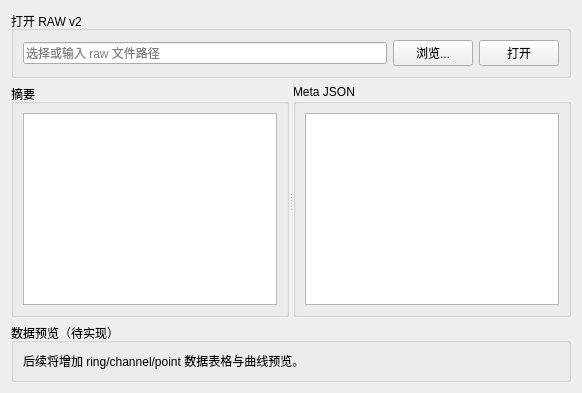
Qt form apps/hmi_qt/raw_viewer_widget.ui (xiaoan537/hmi_measure_mysql) before a commit.
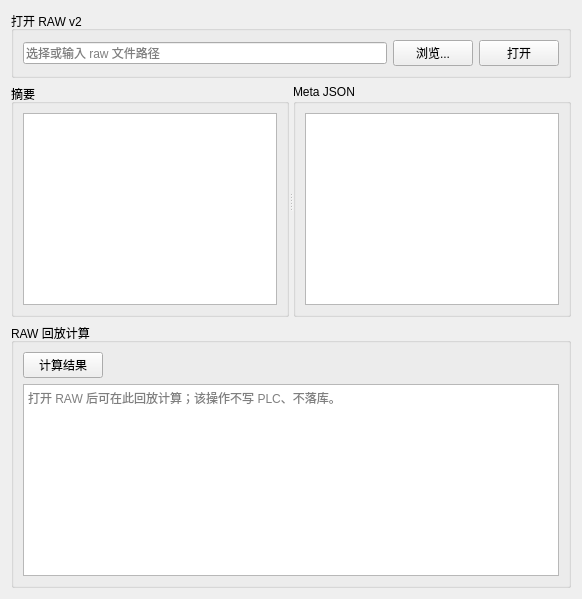
The same form after that commit.

```diff
--- a/apps/hmi_qt/raw_viewer_widget.ui
+++ b/apps/hmi_qt/raw_viewer_widget.ui
@@ -31,10 +31,16 @@
     </widget>
    </item>
    <item>
-    <widget class="QGroupBox" name="groupTodo">
-     <property name="title"><string>数据预览（待实现）</string></property>
+    <widget class="QGroupBox" name="groupReplay">
+     <property name="title"><string>RAW 回放计算</string></property>
      <layout class="QVBoxLayout" name="verticalLayout_4">
-      <item><widget class="QLabel" name="labelTodo"><property name="text"><string>后续将增加 ring/channel/point 数据表格与曲线预览。</string></property></widget></item>
+      <item>
+       <layout class="QHBoxLayout" name="horizontalLayoutReplay">
+        <item><widget class="QPushButton" name="btnCompute"><property name="text"><string>计算结果</string></property></widget></item>
+        <item><spacer name="horizontalSpacerReplay"><property name="orientation"><enum>Qt::Horizontal</enum></property><property name="sizeHint" stdset="0"><size><width>40</width><height>20</height></size></property></spacer></item>
+       </layout>
+      </item>
+      <item><widget class="QPlainTextEdit" name="txtReplayResult"><property name="readOnly"><bool>true</bool></property><property name="placeholderText"><string>打开 RAW 后可在此回放计算；该操作不写 PLC、不落库。</string></property></widget></item>
      </layout>
     </widget>
    </item>
```
